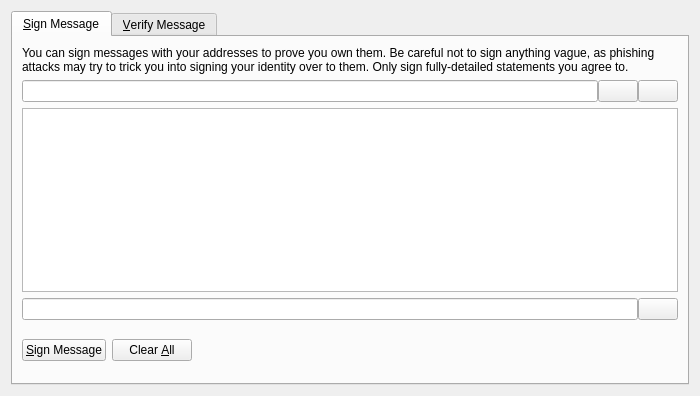
Before: the Qt Designer form src/qt/forms/signverifymessagedialog.ui in ocminer/fibre, drawn with Qt 5.
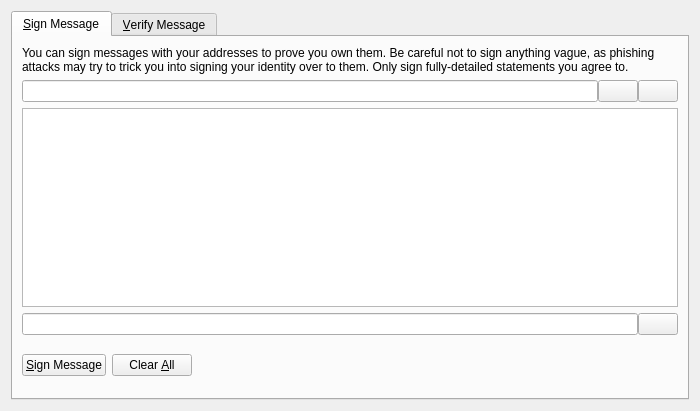
After: the same form once the commit is applied. Icons and pictures are not drawn. Custom widgets are drawn as their Qt base class.

Patch:
```diff
--- a/src/qt/forms/signverifymessagedialog.ui
+++ b/src/qt/forms/signverifymessagedialog.ui
@@ -7,7 +7,7 @@
     <x>0</x>
     <y>0</y>
     <width>700</width>
-    <height>396</height>
+    <height>411</height>
    </rect>
   </property>
   <property name="windowTitle">
```
